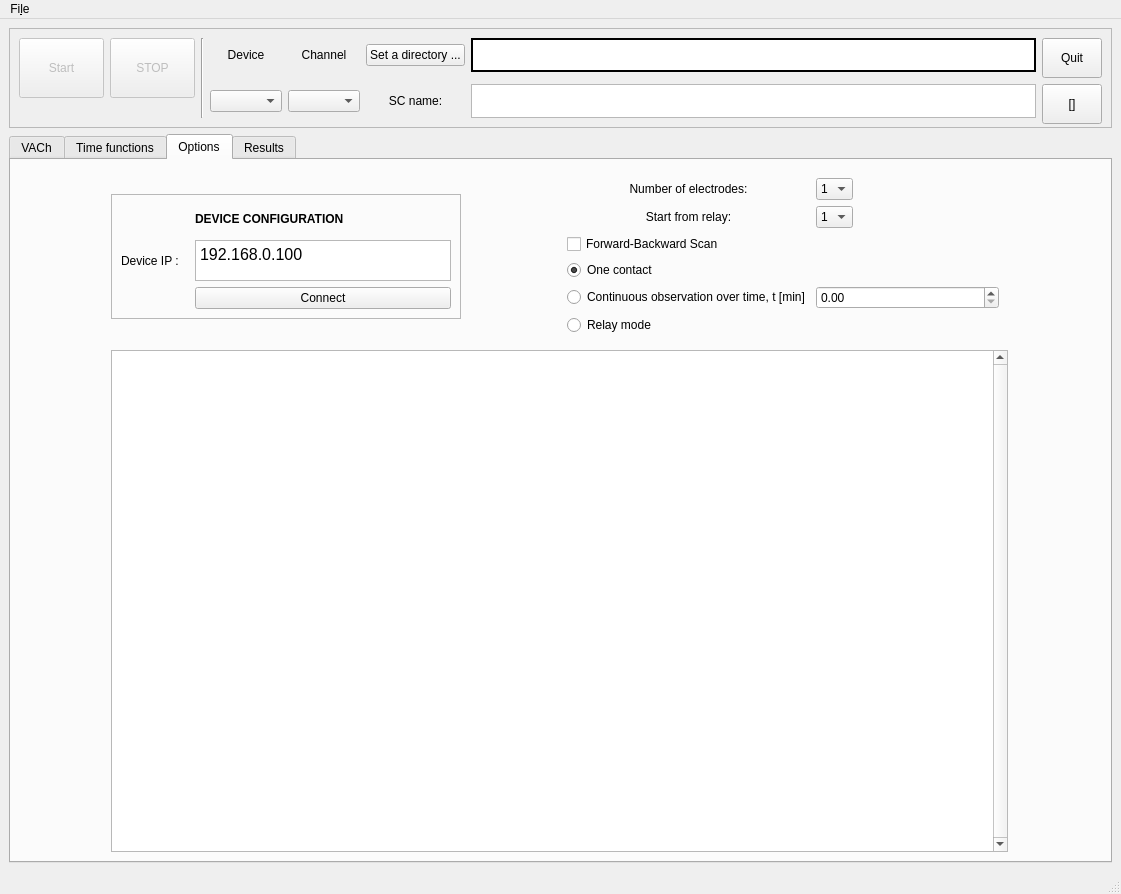
This is GUI/Solar.ui in userIsTaken/SolarVACh as Qt 5 draws it before an edit. The edited form follows.
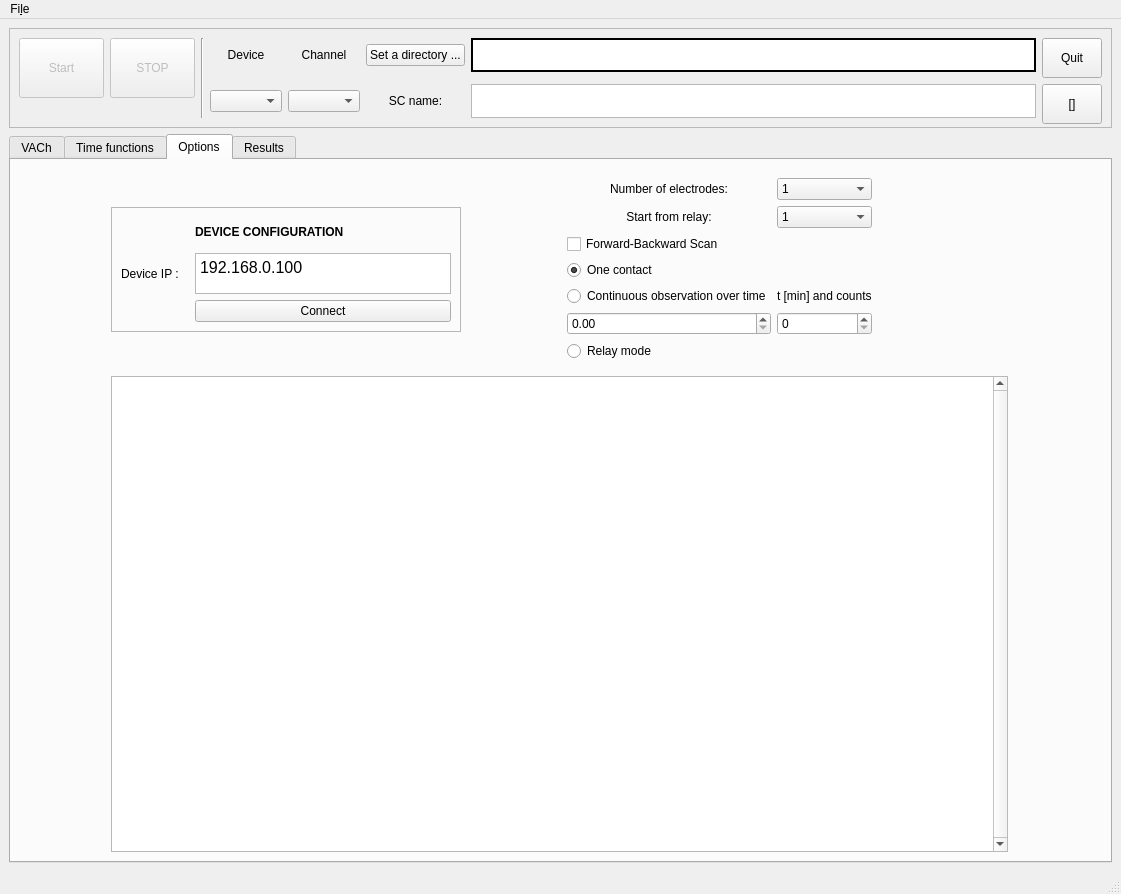
This is the edited form. Custom widgets are drawn as their Qt base class.

Patch:
```diff
--- a/GUI/Solar.ui
+++ b/GUI/Solar.ui
@@ -1142,7 +1142,7 @@
            <item row="4" column="0">
             <widget class="QRadioButton" name="timeMode">
              <property name="text">
-              <string>Continuous observation over time, t [min]</string>
+              <string>Continuous observation over time</string>
              </property>
             </widget>
            </item>
@@ -1156,16 +1156,26 @@
              </property>
             </widget>
            </item>
-           <item row="5" column="0">
+           <item row="6" column="0">
             <widget class="QRadioButton" name="relayMode">
              <property name="text">
               <string>Relay mode</string>
              </property>
             </widget>
            </item>
-           <item row="4" column="1" colspan="2">
+           <item row="5" column="0">
             <widget class="QDoubleSpinBox" name="timeDelayBox"/>
            </item>
+           <item row="5" column="1">
+            <widget class="QSpinBox" name="countBox"/>
+           </item>
+           <item row="4" column="1">
+            <widget class="QLabel" name="label_16">
+             <property name="text">
+              <string>t [min] and counts</string>
+             </property>
+            </widget>
+           </item>
           </layout>
          </widget>
         </item>
```
